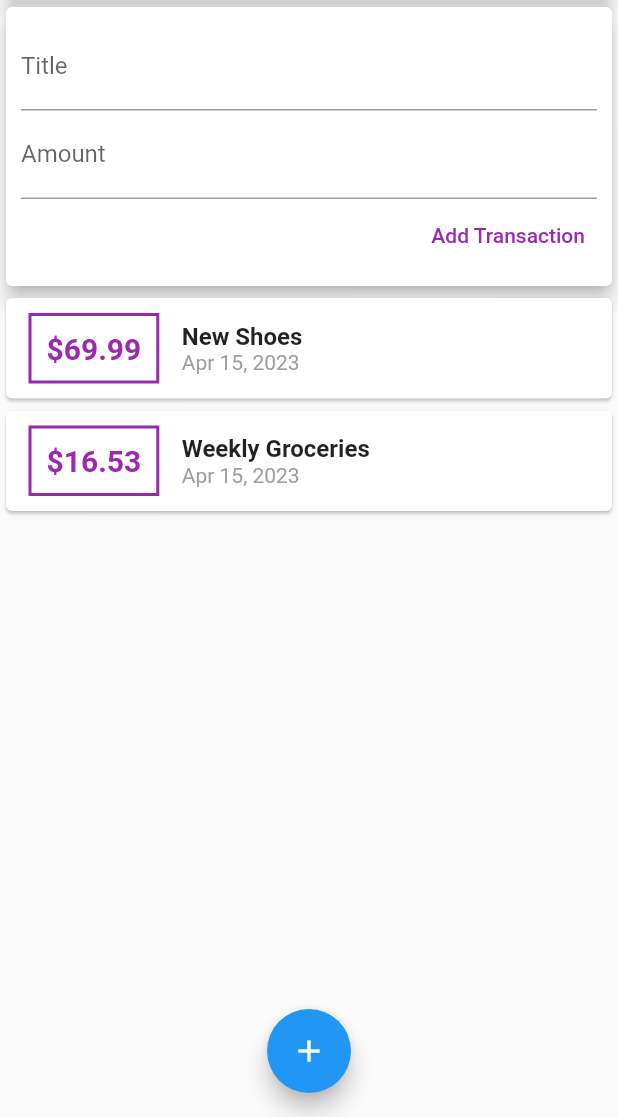
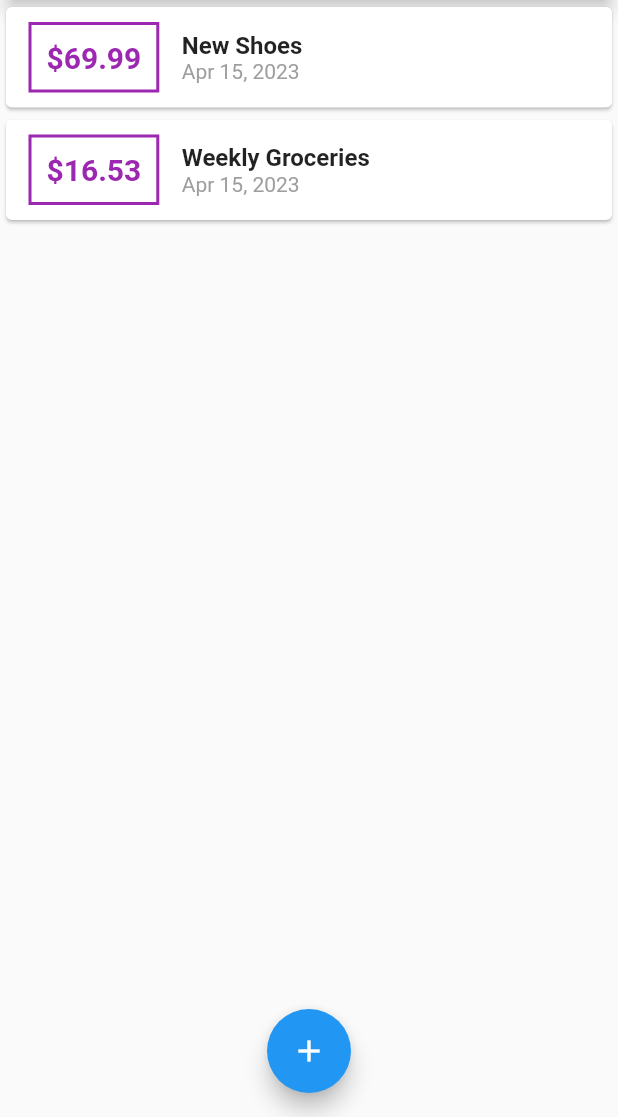
Before and after one commit to NATCHAYATP/Flutter_Basic, a Flutter app: the screen it shows after launch, on a phone screen of 412 x 824 dp, the part 119-1236 px from its top. Run offline on Flutter 3.47's test engine with Material 2 defaults, Android fonts, the phone set to English and light mode, and no system bars.

Commit message:
ปรับโค้ด และใส่การกรอกเมื่อกดปุ่ม รวมถึงป้องกันคลิกที่กรอกแล้วออกจากหน้ากรอกข้อมูล

```diff
--- a/lib/main.dart
+++ b/lib/main.dart
@@ -1,5 +1,8 @@
 import 'package:flutter/material.dart';
-import './widgets/user_transaction.dart';
+import 'package:flutter_udemy/widgets/new_transaction.dart';
+import './widgets/transaction_list.dart';
+import './widgets/new_transaction.dart';
+import './models/transaction.dart';
 void main() => runApp(MyApp());
 
 class MyApp extends StatelessWidget {
@@ -12,11 +15,53 @@ class MyApp extends StatelessWidget {
   }
 }
 
-class MyHomePage extends StatelessWidget {
-  // String titleInput;
-  // String amountInput;
-final titleController = TextEditingController();
-final amountController = TextEditingController();
+class MyHomePage extends StatefulWidget {
+  @override
+
+  _MyHomePageState createState() => _MyHomePageState();
+}
+
+class _MyHomePageState extends State<MyHomePage> {
+
+  final List<Transaction> _userTransaction = [
+    Transaction(
+      id: 't1',
+      title: 'New Shoes',
+      amount: 69.99,
+      date: DateTime.now(),
+    ),
+    Transaction(
+      id: 't2',
+      title: 'Weekly Groceries',
+      amount: 16.53,
+      date: DateTime.now(),
+    ),
+  ];
+
+  void _addNewTransaction(String txTitle, double txAmount){
+    final newTx = Transaction(
+      title: txTitle,
+      amount: txAmount,
+      date: DateTime.now(),
+      id: DateTime.now().toString());
+
+      setState(() {
+        _userTransaction.add(newTx);
+      });
+  }
+
+  void _startAddNewTransaction(BuildContext ctx){
+    showModalBottomSheet(
+      context: ctx,
+      builder: (_){
+        return GestureDetector(
+          onTap: () {},
+          child: NewTransaction(_addNewTransaction),
+          behavior: HitTestBehavior.opaque, //คลิกในแผ่นงานแล้วไม่ปิดหน้าต่าง
+        );
+      },
+    );
+  }
 
   @override
   Widget build(BuildContext context) {
@@ -26,7 +71,7 @@ final amountController = TextEditingController();
         //ปุ่มข้างๆ Flitter App
         actions: <Widget>[
           IconButton(
-            onPressed: () {},
+            onPressed: () => _startAddNewTransaction(context),
             icon: Icon(Icons.add),
             ),
         ],
@@ -44,7 +89,7 @@ final amountController = TextEditingController();
                 elevation: 5,
               ),
             ),
-            UserTransactions()
+            TransactionList(_userTransaction),
           ],
         ),
       ),
@@ -53,7 +98,7 @@ final amountController = TextEditingController();
       floatingActionButtonLocation: FloatingActionButtonLocation.centerFloat,
       floatingActionButton: FloatingActionButton(
         child: Icon(Icons.add),
-        onPressed: () {},
+        onPressed: () => _startAddNewTransaction(context),
       ),
     );
   }
--- a/lib/widgets/user_transaction.dart
+++ /dev/null
@@ -1,48 +0,0 @@
-import 'package:flutter/material.dart';
-import './new_transaction.dart';
-import './transaction_list.dart';
-import '../models/transaction.dart';
-
-class UserTransactions extends StatefulWidget {
-  @override
-  _UserTransactionsState createState() => _UserTransactionsState();
-}
-
-class _UserTransactionsState extends State<UserTransactions> {
-  final List<Transaction> _userTransaction = [
-    Transaction(
-      id: 't1',
-      title: 'New Shoes',
-      amount: 69.99,
-      date: DateTime.now(),
-    ),
-    Transaction(
-      id: 't2',
-      title: 'Weekly Groceries',
-      amount: 16.53,
-      date: DateTime.now(),
-    ),
-  ];
-
-  void _addNewTransaction(String txTitle, double txAmount){
-    final newTx = Transaction(
-      title: txTitle,
-      amount: txAmount,
-      date: DateTime.now(),
-      id: DateTime.now().toString());
-
-      setState(() {
-        _userTransaction.add(newTx);
-      });
-  }
-
-  @override
-  Widget build(BuildContext context) {
-    return Column(
-      children: <Widget>[
-        NewTransaction(_addNewTransaction),
-        TransactionList(_userTransaction),
-      ],
-    );
-  }
-}
```
